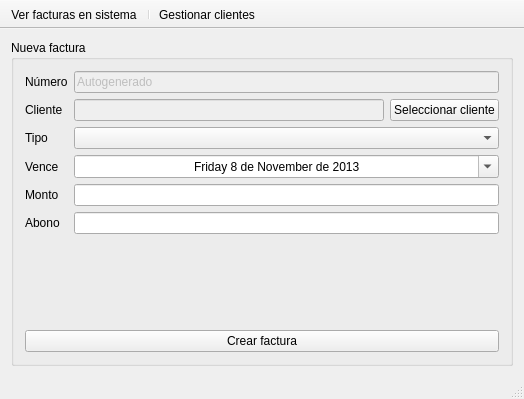
Above: mainwindow.ui from elshaka/AltoNivel before the change. Below: the same form after it.
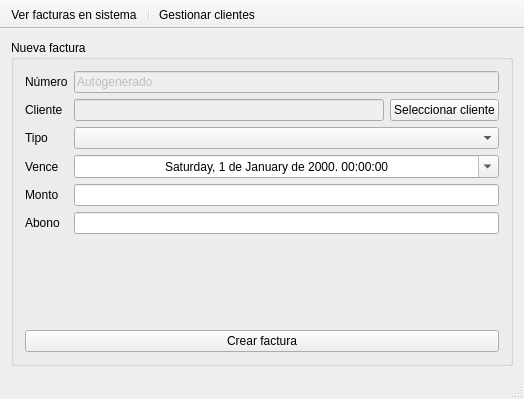
That is the form after the change. Icons and pictures are not drawn.

What changed in the file:
```diff
--- a/mainwindow.ui
+++ b/mainwindow.ui
@@ -93,29 +93,6 @@
            </property>
           </widget>
          </item>
-         <item row="3" column="1">
-          <widget class="QDateEdit" name="venceDateEdit">
-           <property name="enabled">
-            <bool>true</bool>
-           </property>
-           <property name="alignment">
-            <set>Qt::AlignCenter</set>
-           </property>
-           <property name="displayFormat">
-            <string>dddd d 'de' MMMM 'de' yyyy</string>
-           </property>
-           <property name="calendarPopup">
-            <bool>true</bool>
-           </property>
-           <property name="date">
-            <date>
-             <year>2013</year>
-             <month>11</month>
-             <day>8</day>
-            </date>
-           </property>
-          </widget>
-         </item>
          <item row="4" column="0">
           <widget class="QLabel" name="label_5">
            <property name="text">
@@ -136,6 +113,22 @@
            </property>
           </widget>
          </item>
+         <item row="3" column="1">
+          <widget class="QDateTimeEdit" name="venceDateTimeEdit">
+           <property name="enabled">
+            <bool>true</bool>
+           </property>
+           <property name="alignment">
+            <set>Qt::AlignCenter</set>
+           </property>
+           <property name="displayFormat">
+            <string>dddd, d 'de' MMMM 'de' yyyy. hh:mm:ss</string>
+           </property>
+           <property name="calendarPopup">
+            <bool>true</bool>
+           </property>
+          </widget>
+         </item>
         </layout>
        </item>
        <item>
```
